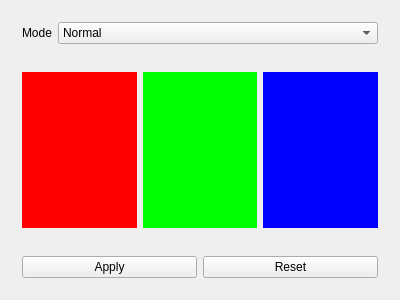
Above: MainWindow.ui from OliPro007/msikeyboard-gui before the change. Below: the same form after it.
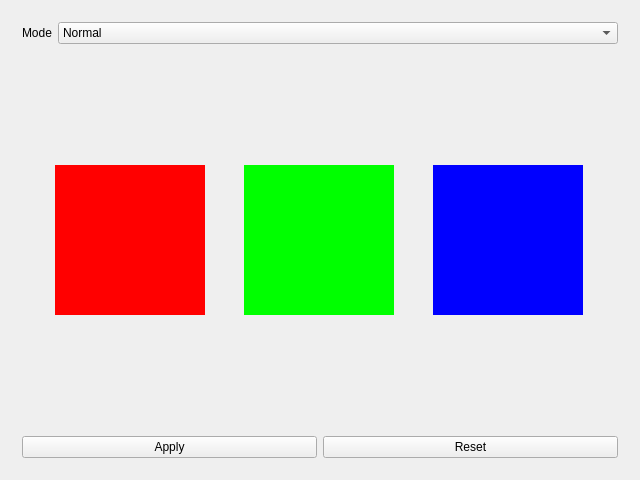
That is the form after the change.

Commit message: Fixed sizes and black button on picker cancel

Diff of the .ui file:
```diff
--- a/MainWindow.ui
+++ b/MainWindow.ui
@@ -6,10 +6,22 @@
    <rect>
     <x>0</x>
     <y>0</y>
-    <width>400</width>
-    <height>300</height>
+    <width>640</width>
+    <height>480</height>
    </rect>
   </property>
+  <property name="minimumSize">
+   <size>
+    <width>640</width>
+    <height>480</height>
+   </size>
+  </property>
+  <property name="maximumSize">
+   <size>
+    <width>640</width>
+    <height>480</height>
+   </size>
+  </property>
   <property name="windowTitle">
    <string>MSI Keyboard</string>
   </property>
@@ -78,6 +90,18 @@
            <verstretch>0</verstretch>
           </sizepolicy>
          </property>
+         <property name="minimumSize">
+          <size>
+           <width>150</width>
+           <height>150</height>
+          </size>
+         </property>
+         <property name="maximumSize">
+          <size>
+           <width>150</width>
+           <height>150</height>
+          </size>
+         </property>
          <property name="palette">
           <palette>
            <active>
@@ -512,6 +536,18 @@
            <verstretch>0</verstretch>
           </sizepolicy>
          </property>
+         <property name="minimumSize">
+          <size>
+           <width>150</width>
+           <height>150</height>
+          </size>
+         </property>
+         <property name="maximumSize">
+          <size>
+           <width>150</width>
+           <height>150</height>
+          </size>
+         </property>
          <property name="palette">
           <palette>
            <active>
@@ -946,6 +982,18 @@
            <verstretch>0</verstretch>
           </sizepolicy>
          </property>
+         <property name="minimumSize">
+          <size>
+           <width>150</width>
+           <height>150</height>
+          </size>
+         </property>
+         <property name="maximumSize">
+          <size>
+           <width>150</width>
+           <height>150</height>
+          </size>
+         </property>
          <property name="palette">
           <palette>
            <active>
```
The commit also changes 1 other file.
